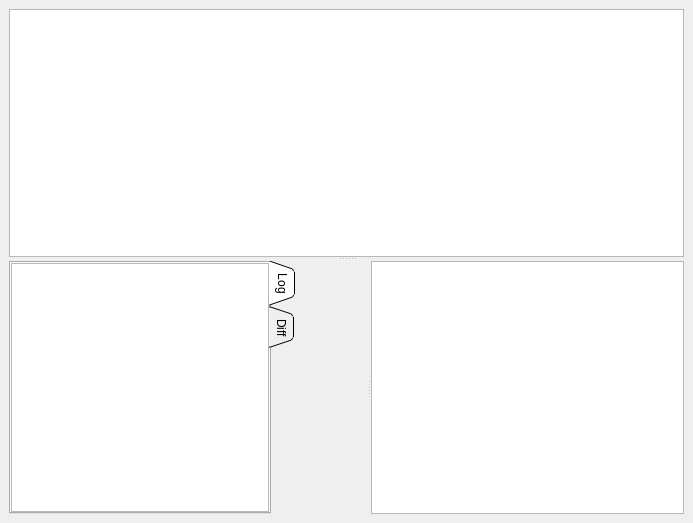
Above: src/revsview.ui from tibirna/qgit before the change. Below: the same form after it.
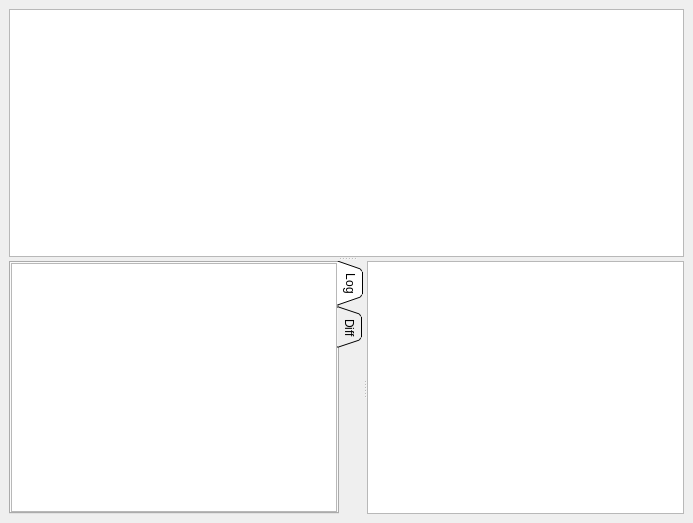
That is the form after the change. Custom widgets are drawn as their Qt base class.

Commit message:
Use only one QStackedWidget to hold both tabs and diff/log panes
This leads to a much cleaner layout and page swicthing code.

```diff
--- a/src/revsview.ui
+++ b/src/revsview.ui
@@ -54,15 +54,10 @@
       <property name="orientation" >
        <enum>Qt::Horizontal</enum>
       </property>
-      <widget class="QWidget" name="layoutWidget" >
-       <layout class="QHBoxLayout" >
-        <property name="margin" >
+      <widget class="QStackedWidget" name="stackedPanes" >
+       <property name="currentIndex" >
          <number>0</number>
         </property>
-        <property name="spacing" >
-         <number>6</number>
-        </property>
-        <item>
          <widget class="QTabWidget" name="tabLogDiff" >
           <property name="tabPosition" >
            <enum>QTabWidget::East</enum>
@@ -123,13 +118,6 @@
            </layout>
           </widget>
          </widget>
-        </item>
-        <item>
-         <widget class="QStackedWidget" name="frameLogDiff" >
-          <widget class="QWidget" name="page" />
-         </widget>
-        </item>
-       </layout>
       </widget>
       <widget class="FileList" name="fileList" >
        <property name="contextMenuPolicy" >
```
Lines whose indentation alone changed are shown as unchanged. The commit also changes 1 other file.
